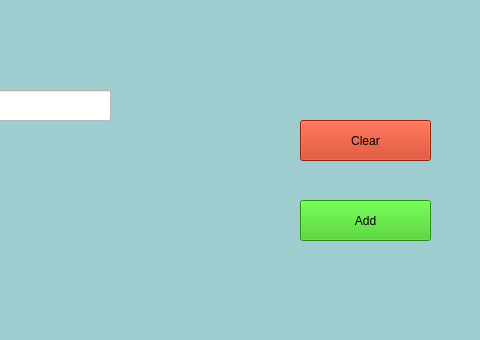
Before: the Qt Designer form form.ui in rushii1192/covid-mgmt, drawn with Qt 5; both pictures show x 320 to 800 and y 0 to 340 of the 800 by 600 pixel window.
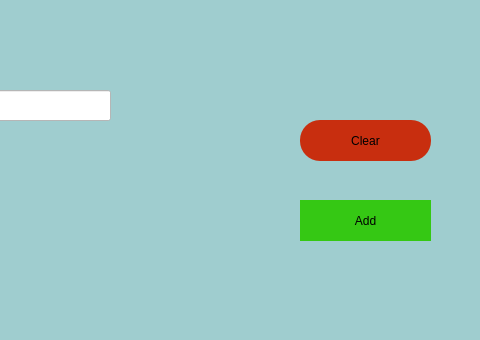
After: the same form once the commit is applied. Icons and pictures are not drawn.

What changed in the file:
```diff
--- a/form.ui
+++ b/form.ui
@@ -27,7 +27,8 @@
    </property>
    <property name="styleSheet">
     <string notr="true">background-color: rgb(200, 46, 15);
-font: 18pt &quot;Segoe UI&quot;;</string>
+font: 18pt &quot;Segoe UI&quot;;
+border-radius: 20px;</string>
    </property>
    <property name="text">
     <string>Clear</string>
@@ -44,7 +45,8 @@
    </property>
    <property name="styleSheet">
     <string notr="true">background-color: rgb(53, 200, 20);
-font: 16pt &quot;Segoe UI&quot;;</string>
+font: 16pt &quot;Segoe UI&quot;;
+border-radius: 30px;</string>
    </property>
    <property name="text">
     <string>Add</string>
```
Left out of the diff: 16 changed lines with no effect on the pictures.
